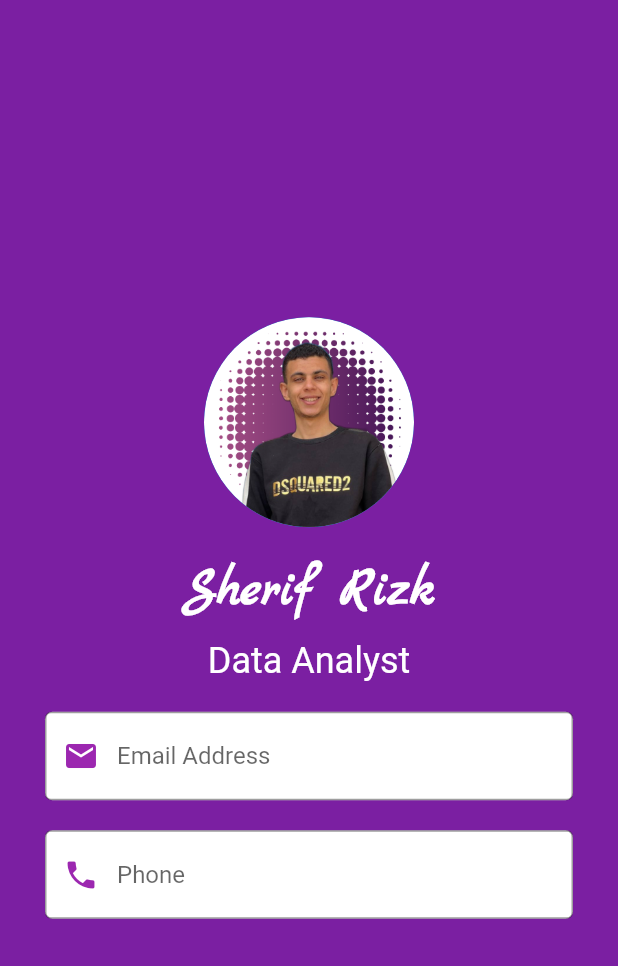
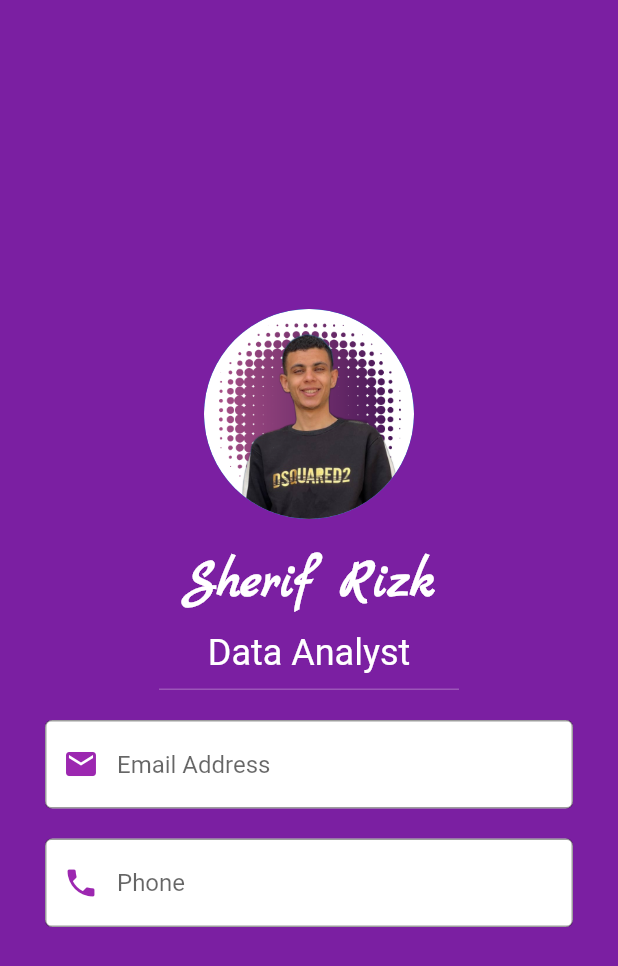
Before and after one commit to SherifRizk/Flutter, a Flutter app: the screen it shows after launch, on a phone screen of 412 x 824 dp. Shown: the top 966 px of the screen. Run offline on Flutter 3.47's test engine with Material 2 defaults, Android fonts, the phone set to English and light mode, and no system bars.

Commit message:
Third Commit

```diff
--- a/projects/lib/business_card.dart
+++ b/projects/lib/business_card.dart
@@ -39,6 +39,14 @@ class BusinessCard extends StatelessWidget {
                   color: Colors.white,
                   fontSize: 24.0,
                 ),
+              ),
+              const SizedBox(
+                height: 10,
+              ),
+              Container(
+                height: 1,
+                width: 200,
+                color: Colors.white24,
               ),
               const SizedBox(
                 height: 20.0,
```
